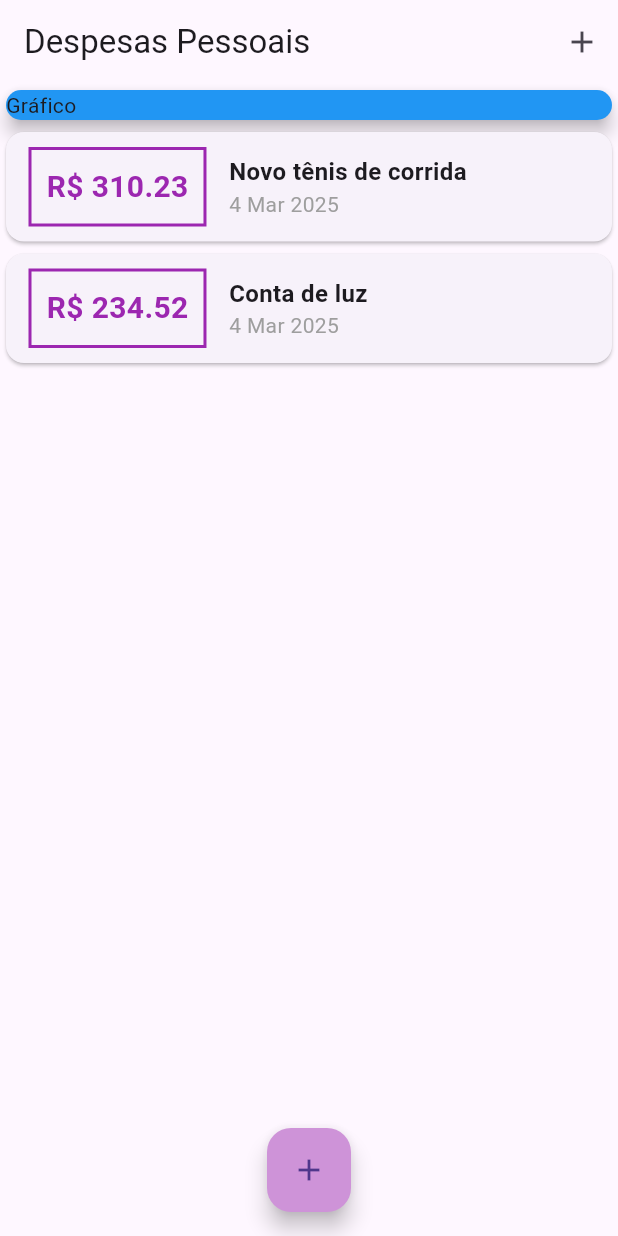
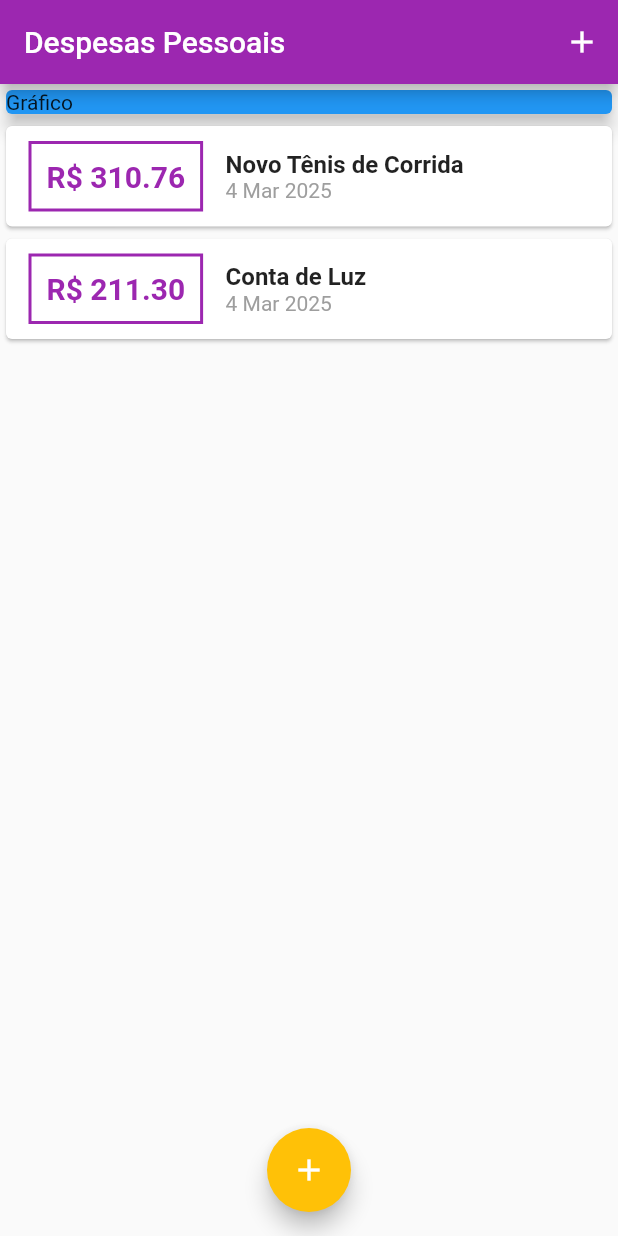
Before and after one commit to BragaMask/AppReal, a Flutter app: the screen it shows after launch, on a phone screen of 412 x 824 dp. Run offline on Flutter 3.47's test engine with Material 3 defaults, Android fonts, the phone set to English and light mode, and no system bars.

Commit message:
Mudança nas cores do App

```diff
--- a/lib/main.dart
+++ b/lib/main.dart
@@ -1,19 +1,35 @@
 import 'package:appreal/components/transaction_form.dart';
+import 'package:appreal/transaction.dart';
 import 'package:flutter/material.dart';
+import 'dart:math';
 import 'components/transaction_list.dart';
-import 'components/transaction_form.dart';
-import 'package:appreal/transaction.dart';
 
-main() => runApp(const ExpensesApp());
+
+main() => runApp(ExpensesApp());
 
 class ExpensesApp extends StatelessWidget {
-  const ExpensesApp({super.key});
+  ExpensesApp({super.key});
+  final ThemeData tema = ThemeData();
 
   @override
   Widget build(BuildContext context) {
-    return const MaterialApp(
-      home: MyHomePage(),
-      debugShowCheckedModeBanner: false,
+    return MaterialApp(
+      home: const MyHomePage(),
+      theme: ThemeData //Dados do Tema
+      (
+        useMaterial3: false,  // Desabilita o uso do Material Design 3
+        appBarTheme: const AppBarTheme //Os temas da AppBar
+        (
+          backgroundColor: Colors.purple, //Cor do fundo
+          foregroundColor: Colors.white,  //Cor dos elementos
+        ),
+        colorScheme: //Esquema de cores para o aplicativo
+        ColorScheme.fromSeed(
+          seedColor: Colors.amber, //Gera o esquema de cores
+          primary: Colors.purple, //Cor primária
+          secondary: Colors.amber, //Cor secundária
+        ),
+      ),
     );
   }
 }
@@ -28,66 +44,73 @@ class MyHomePage extends StatefulWidget {
 class _MyHomePageState extends State<MyHomePage> {
   final _transactions = [
     Transaction(
-        id: "t1",
-        title: "Novo tênis de corrida",
-        value: 310.23,
-        date: DateTime.now()),
+      id: 't1',
+      title: 'Novo Tênis de Corrida',
+      value: 310.76,
+      date: DateTime.now(),
+    ),
     Transaction(
-      id: "t2",
-      title: "Conta de luz",
-      value: 234.52,
+      id: 't2',
+      title: 'Conta de Luz',
+      value: 211.30,
       date: DateTime.now(),
     ),
   ];
 
   _addTransaction(String title, double value) {
-    final newtransaction =
-        Transaction(id: "tX", title: title, value: value, date: DateTime.now());
+    final newTransaction = Transaction(
+      id: Random().nextDouble().toString(),
+      title: title,
+      value: value,
+      date: DateTime.now(),
+    );
 
     setState(() {
-      _transactions.add(newtransaction);
+      _transactions.add(newTransaction);
     });
 
     Navigator.of(context).pop();
   }
 
-  openTransactionsFormModal(BuildContext context) {
+  _openTransactionFormModal(BuildContext context) {
     showModalBottomSheet(
       context: context,
       builder: (_) {
         return TransactionForm(_addTransaction);
-        });
+      },
+    );
   }
 
   @override
   Widget build(BuildContext context) {
     return Scaffold(
       appBar: AppBar(
-        title: const Text("Despesas Pessoais"),
+        title: const Text('Despesas Pessoais'),
         actions: [
           IconButton(
-            onPressed: () => openTransactionsFormModal(context),
             icon: const Icon(Icons.add),
-          )
+            onPressed: () => _openTransactionFormModal(context),
+          ),
         ],
       ),
-      body: Column(
+      body: SingleChildScrollView(
+        child: Column(
           crossAxisAlignment: CrossAxisAlignment.stretch,
           children: [
-          Container(
-            child: const Card(
+            const SizedBox(
+              child: Card(
                 color: Colors.blue,
                 elevation: 5,
-              child: Text("Gráfico"),
+                child: Text('Gráfico'),
               ),
             ),
             TransactionList(_transactions),
           ],
         ),
+      ),
       floatingActionButton: FloatingActionButton(
-        backgroundColor: Colors.purple[200],
-        onPressed: () => openTransactionsFormModal(context),
         child: const Icon(Icons.add),
+        onPressed: () => _openTransactionFormModal(context),
       ),
       floatingActionButtonLocation: FloatingActionButtonLocation.centerFloat,
     );
```
Also changed, not shown: 4 other files. Lines whose indentation alone changed are shown as unchanged.
